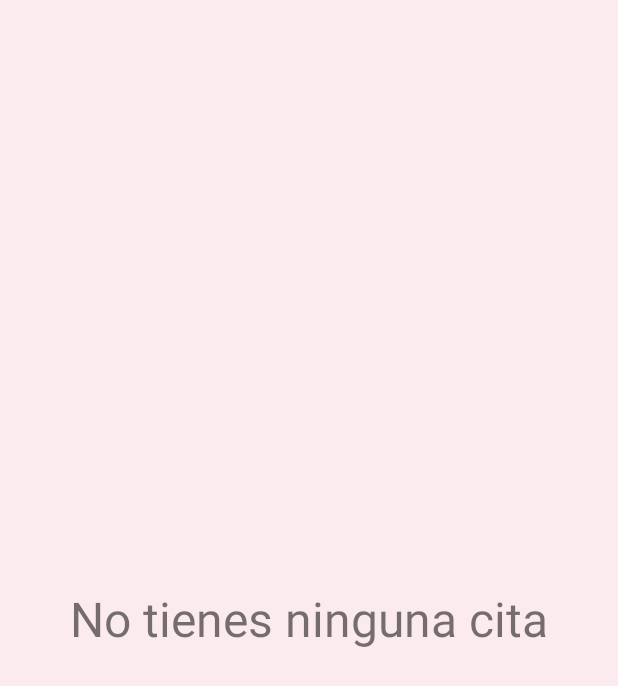
After one commit to Byrevenge3r/TFCPeluqueria, an Android app: the VerTusCitasActivity screen opened directly, with no data from a screen before it, on a phone screen of 412 x 824 dp. The commit adds this screen. Shown: the top 686 px of the screen. Run offline under Robolectric (Android 15) with nearby library versions, the phone set to English and light mode, and no system bars; our stand-ins replace Room's generated code.

Commit message:
Ver tus citas y ya

```diff
--- /dev/null
+++ b/app/src/main/java/com/dam/peluqueriacanina/VerTusCitasActivity.java
@@ -0,0 +1,60 @@
+package com.dam.peluqueriacanina;
+
+import androidx.appcompat.app.AppCompatActivity;
+import androidx.recyclerview.widget.LinearLayoutManager;
+import androidx.recyclerview.widget.RecyclerView;
+
+import android.os.Bundle;
+import android.view.View;
+import android.widget.TextView;
+
+import com.dam.peluqueriacanina.dao.TusCitasDao;
+import com.dam.peluqueriacanina.db.TusCitasDB;
+import com.dam.peluqueriacanina.entity.TusCitas;
+import com.dam.peluqueriacanina.utils.AnimalPeluAdapter;
+
+import java.util.ArrayList;
+
+public class VerTusCitasActivity extends AppCompatActivity {
+
+    RecyclerView rv;
+    LinearLayoutManager llm;
+    TusCitasDao daoTusCitas;
+    TusCitasDB dbTusCitas;
+    TextView tvNoHayCitasVTC;
+    AnimalPeluAdapter adapter;
+
+    @Override
+    protected void onCreate(Bundle savedInstanceState) {
+        super.onCreate(savedInstanceState);
+        setContentView(R.layout.activity_ver_tus_citas);
+
+        dbTusCitas = TusCitasDB.getDatabase(this);
+        daoTusCitas = dbTusCitas.citaDao();
+
+        rv = findViewById(R.id.rvVerTusCitas);
+        llm = new LinearLayoutManager(this);
+        tvNoHayCitasVTC = findViewById(R.id.tvNoHayCitasVTC);
+
+        llm.setOrientation(LinearLayoutManager.VERTICAL);
+
+        rv.setLayoutManager(llm);
+
+        if (!daoTusCitas.sacarTodo().isEmpty()) {
+            adapter = new AnimalPeluAdapter((ArrayList<TusCitas>) daoTusCitas.sacarTodo());
+            adapter.setListener(new View.OnClickListener() {
+                @Override
+                public void onClick(View view) {
+                    //TODO: borrar cita de las bases de datos dao y del firebase
+                }
+            });
+        } else {
+            tvNoHayCitasVTC.setVisibility(View.VISIBLE);
+        }
+
+        rv.setAdapter(adapter);
+
+
+
+    }
+}
--- /dev/null
+++ b/app/src/main/java/com/dam/peluqueriacanina/dao/TusCitasDao.java
@@ -0,0 +1,27 @@
+package com.dam.peluqueriacanina.dao;
+
+import androidx.room.Dao;
+import androidx.room.Delete;
+import androidx.room.Insert;
+import androidx.room.Query;
+
+import com.dam.peluqueriacanina.entity.Animal;
+import com.dam.peluqueriacanina.entity.TusCitas;
+
+import java.util.List;
+
+@Dao
+public interface TusCitasDao {
+    @Query("SELECT * FROM TUSCITAS")
+    List<TusCitas> sacarTodo();
+
+    @Query("SELECT * FROM TUSCITAS WHERE ruta = :ruta")
+    Animal sacarAnimal(String ruta);
+
+    @Insert
+    void insert(TusCitas animal);
+
+    @Delete
+    void delete(TusCitas animal);
+
+}
--- /dev/null
+++ b/app/src/main/java/com/dam/peluqueriacanina/db/TusCitasDB.java
@@ -0,0 +1,29 @@
+package com.dam.peluqueriacanina.db;
+
+import android.content.Context;
+
+import androidx.room.Database;
+import androidx.room.Room;
+import androidx.room.RoomDatabase;
+
+import com.dam.peluqueriacanina.dao.CitasDao;
+import com.dam.peluqueriacanina.dao.TusCitasDao;
+import com.dam.peluqueriacanina.entity.Cita;
+import com.dam.peluqueriacanina.entity.TusCitas;
+
+@Database(entities = {TusCitas.class},version = 1)
+public abstract class TusCitasDB extends RoomDatabase {
+    public abstract TusCitasDao citaDao();
+
+    private static TusCitasDB CITAS_DB = null;
+
+    public static TusCitasDB getDatabase(Context context) {
+        if (CITAS_DB == null) {
+            CITAS_DB = Room.databaseBuilder(
+                            context.getApplicationContext(), TusCitasDB.class, "tusCitas-db")
+                    .allowMainThreadQueries()
+                    .build();
+        }
+        return CITAS_DB;
+    }
+}
--- a/app/src/main/res/layout/activity_peluqueria.xml
+++ b/app/src/main/res/layout/activity_peluqueria.xml
@@ -146,7 +146,7 @@
                         android:layout_height="wrap_content">
 
                         <ImageView
-                            android:src="@drawable/peluqueria_menu"
+                            android:src="@drawable/calendario"
                             android:layout_width="100dp"
                             android:layout_height="100dp"/>
 
--- /dev/null
+++ b/app/src/main/res/layout/activity_ver_tus_citas.xml
@@ -0,0 +1,43 @@
+<?xml version="1.0" encoding="utf-8"?>
+<androidx.constraintlayout.widget.ConstraintLayout xmlns:android="http://schemas.android.com/apk/res/android"
+    xmlns:app="http://schemas.android.com/apk/res-auto"
+    xmlns:tools="http://schemas.android.com/tools"
+    android:layout_width="match_parent"
+    android:layout_height="match_parent"
+    tools:context=".VerTusCitasActivity"
+    android:background="@color/color_principal_citas">
+
+
+    <androidx.recyclerview.widget.RecyclerView
+        android:id="@+id/rvVerTusCitas"
+        android:orientation="vertical"
+        app:layout_constraintTop_toTopOf="parent"
+        android:layout_width="match_parent"
+        android:layoutAnimation="@anim/layout_animacion"
+        android:layout_height="wrap_content"
+        app:layout_constraintBottom_toTopOf="@id/btnCancelarCita"/>
+
+    <TextView
+        android:id="@+id/tvNoHayCitasVTC"
+        app:layout_constraintTop_toTopOf="parent"
+        app:layout_constraintBottom_toBottomOf="parent"
+        android:layout_width="match_parent"
+        android:layout_height="wrap_content"
+        android:text="@string/tv_no_hay_citas"
+        android:textSize="32sp"
+        android:gravity="center"
+        android:visibility="invisible"
+        />
+
+    <android.widget.Button
+        android:id="@+id/btnCancelarCita"
+        app:layout_constraintBottom_toBottomOf="parent"
+        android:layout_width="match_parent"
+        android:layout_height="52dp"
+        android:text="@string/btn_cancelar_cita"
+        android:background="@drawable/fondo_btn"
+        android:visibility="invisible"
+        android:layout_marginBottom="10dp"
+        />
+
+</androidx.constraintlayout.widget.ConstraintLayout>
--- a/app/src/main/res/values/strings.xml
+++ b/app/src/main/res/values/strings.xml
@@ -59,5 +59,7 @@
     <string name="tv_texto_titulo_selecciona_animal">Selecciona con que mascota quieres hacer la reserva!!!</string>
     <string name="error_no_hay_animales">Debes guardar a tu primer animal para poder reservar cita</string>
     <string name="tv_ver_tus_citas">Ver tus citas</string>
+    <string name="btn_cancelar_cita">Cancelar cita</string>
+    <string name="tv_no_hay_citas">No tienes ninguna cita</string>
 
 </resources>
```
Also changed, not shown: app/src/main/AndroidManifest.xml (+9 -15 lines), app/src/main/java/com/dam/peluqueriacanina/PeluqueriaActivity.java (+6 -1 lines), app/src/main/java/com/dam/peluqueriacanina/entity/TusCitas.java (added, +75 -0 lines), app/src/main/java/com/dam/peluqueriacanina/fragmentos/CitasAnimalFragment.java (+12 -2 lines), app/src/main/java/com/dam/peluqueriacanina/model/AnimalReservaPelu.java (+35 -23 lines), app/src/main/java/com/dam/peluqueriacanina/model/DatosAnimalesPruebaReciclerView.java (deleted, +0 -26 lines), app/src/main/java/com/dam/peluqueriacanina/utils/AnimalPeluAdapter.java (+10 -4 lines), app/src/main/res/layout/citas_recicler_view_vet.xml (+5 -5 lines), app/src/main/res/drawable/calendario.png (added).
